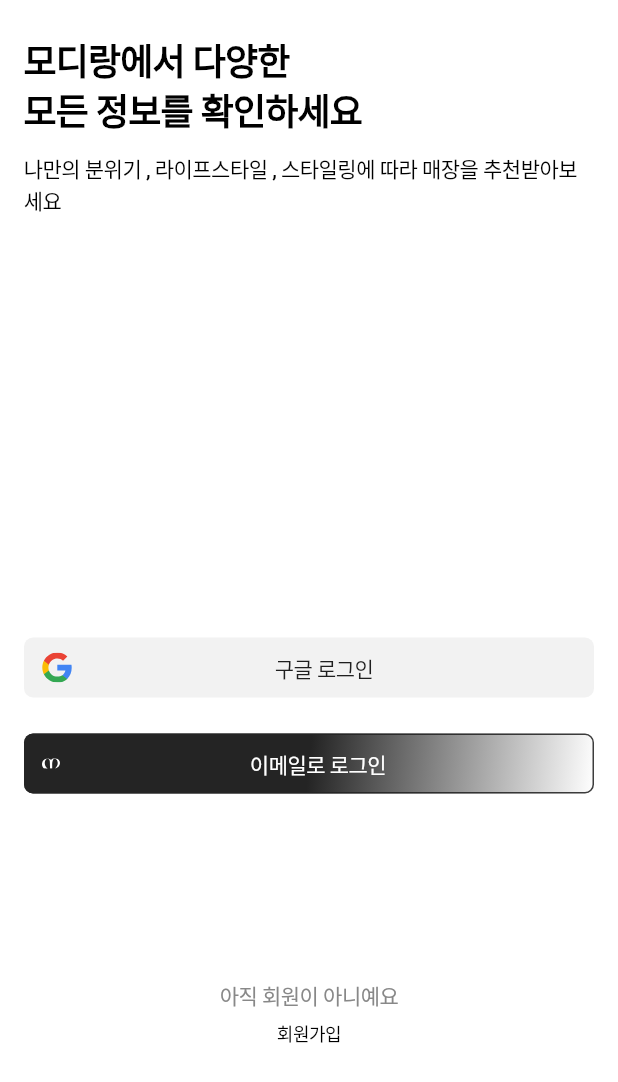
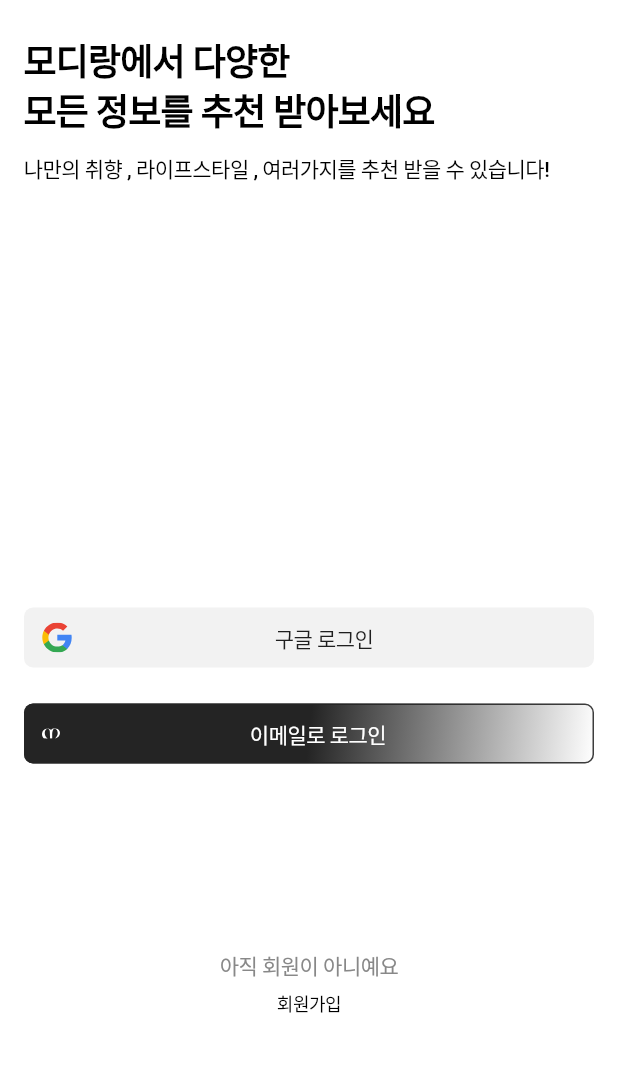
Before and after one commit to hdachan/modir_sh2, a Flutter app: the screen it shows after launch, on a phone screen of 412 x 824 dp. Shown: the top 1082 px of the screen. Run offline on Flutter 3.47's test engine with Material 3 defaults, Android fonts, the phone set to English and light mode, and no system bars; our stand-ins replace flutter_svg, go_router, google_sign_in, image_picker, supabase_flutter; accounts and stored records are empty; Roboto replaces fonts that are missing (Pretendard); project files that could hold a hidden picture were left out.

Commit message:
20250609 수정

```diff
--- a/lib/widget/login_field.dart
+++ b/lib/widget/login_field.dart
@@ -30,7 +30,7 @@ class WelcomeHeader extends StatelessWidget {
                   ),
                 ),
                 TextSpan(
-                  text: '에서 다양한\n모든 정보를 확인하세요',
+                  text: '에서 다양한\n모든 정보를 추천 받아보세요',
                   style: const TextStyle(
                     color: Colors.black,
                     fontSize: 24,
@@ -47,7 +47,7 @@ class WelcomeHeader extends StatelessWidget {
           ),
           const SizedBox(height: 12),
           const Text(
-            '나만의 분위기 , 라이프스타일 , 스타일링에 따라 매장을 추천받아보세요',
+            '나만의 취향 , 라이프스타일 , 여러가지를 추천 받을 수 있습니다!',
             style: TextStyle(
               color: Colors.black,
               fontSize: 14,
```
Also changed, not shown: lib/Curation/curationwidget.dart (+10 -10 lines), lib/widget/login_widget.dart (+14 -14 lines).
